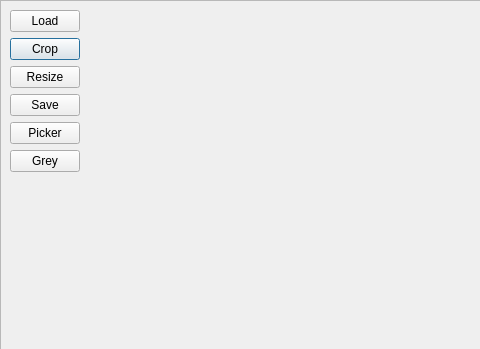
Above: fotochop/newForm.ui from namealreadytaken/fotochope before the change; both pictures show x 0 to 480 and y 0 to 349 of the 783 by 658 pixel window. Below: the same form after it.
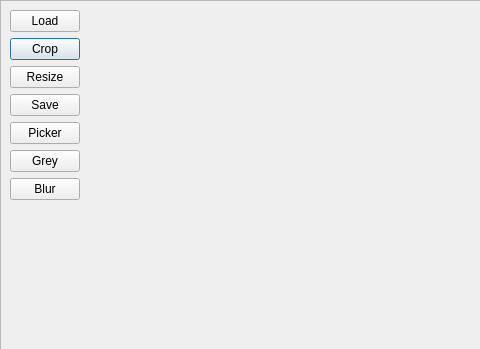
That is the form after the change.

What changed in the file:
```diff
--- a/fotochop/newForm.ui
+++ b/fotochop/newForm.ui
@@ -177,6 +177,19 @@
          </property>
         </widget>
        </item>
+       <item row="6" column="0">
+        <widget class="QPushButton" name="blurButton">
+         <property name="maximumSize">
+          <size>
+           <width>70</width>
+           <height>16777215</height>
+          </size>
+         </property>
+         <property name="text">
+          <string>Blur</string>
+         </property>
+        </widget>
+       </item>
       </layout>
      </widget>
     </widget>
```
Left out of the diff: 2 changed lines with no effect on the pictures.
